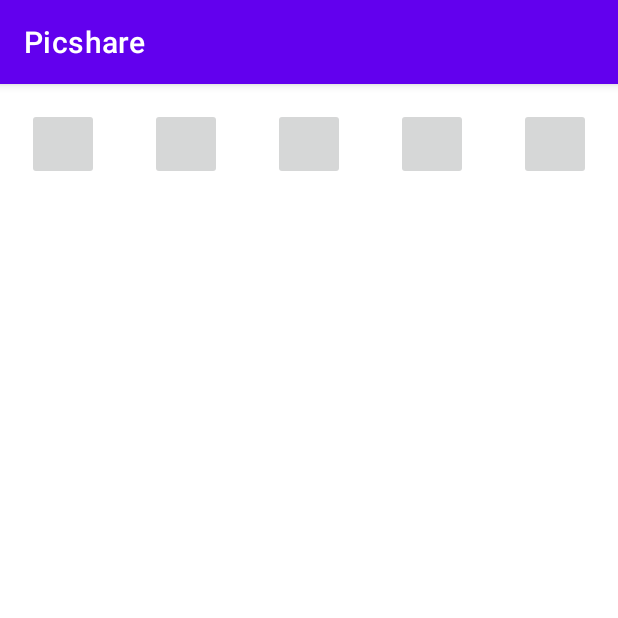
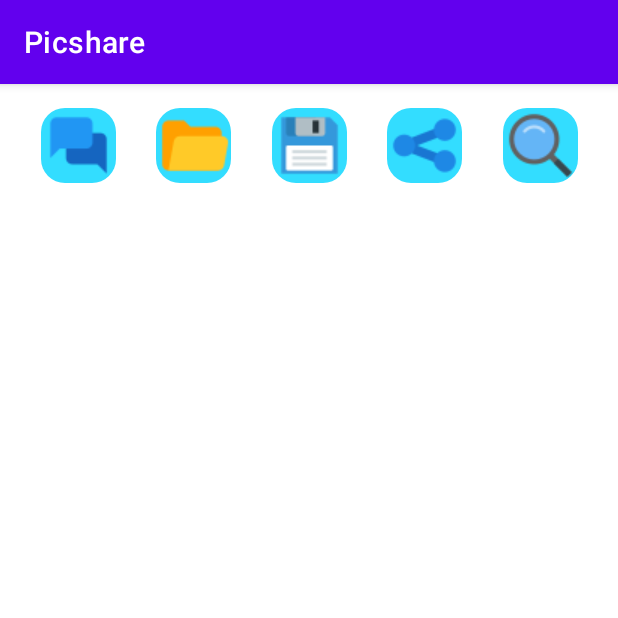
Before and after one commit to pmvs-2021/labrabota11gruppa12-picshare, an Android app: the screen it shows after launch (MainActivity), on a phone screen of 412 x 824 dp, the top half of it. Run offline under Robolectric (Android 15) with nearby library versions, the phone set to English and light mode, and no system bars.

Commit message:
icons added for main activity

```diff
--- a/Picshare/app/src/main/java/com/example/picshare/activities/MainActivity.kt
+++ b/Picshare/app/src/main/java/com/example/picshare/activities/MainActivity.kt
@@ -4,6 +4,7 @@ import android.content.Intent
 import androidx.appcompat.app.AppCompatActivity
 import android.os.Bundle
 import android.view.View
+import android.widget.Button
 import android.widget.ImageButton
 import com.example.picshare.R
 
--- /dev/null
+++ b/Picshare/app/src/main/res/drawable/roundcorners.xml
@@ -0,0 +1,5 @@
+<?xml version="1.0" encoding="utf-8"?>
+<shape xmlns:android="http://schemas.android.com/apk/res/android">
+    <solid android:color="#33DDFF" />
+    <corners android:radius="16dp" />
+</shape>
--- a/Picshare/app/src/main/res/layout/activity_main.xml
+++ b/Picshare/app/src/main/res/layout/activity_main.xml
@@ -16,86 +16,81 @@
 
         <ImageButton
             android:id="@+id/ibtSwitch"
-            android:layout_width="48dp"
-            android:layout_height="48dp"
-            android:layout_marginStart="16dp"
+            android:layout_width="wrap_content"
+            android:layout_height="wrap_content"
             android:layout_marginTop="16dp"
-            android:layout_marginEnd="16dp"
             android:layout_marginBottom="16dp"
             android:contentDescription="@string/chats"
+            android:src="@drawable/chat"
             app:layout_constraintBottom_toBottomOf="parent"
             app:layout_constraintEnd_toStartOf="@+id/ibtOpen"
             app:layout_constraintStart_toStartOf="parent"
             app:layout_constraintTop_toTopOf="parent"
-            tools:ignore="SpeakableTextPresentCheck"
-            tools:srcCompat="@android:drawable/stat_notify_chat" />
+            android:background="@drawable/roundcorners"
+            tools:ignore="SpeakableTextPresentCheck" />
 
         <ImageButton
             android:id="@+id/ibtOpen"
-            android:layout_width="48dp"
-            android:layout_height="48dp"
-            android:layout_marginStart="16dp"
+            android:layout_width="wrap_content"
+            android:layout_height="wrap_content"
             android:layout_marginTop="16dp"
-            android:layout_marginEnd="16dp"
             android:layout_marginBottom="16dp"
             android:contentDescription="@string/open"
+            android:src="@drawable/open"
             app:layout_constraintBottom_toBottomOf="parent"
             app:layout_constraintEnd_toStartOf="@+id/ibtSave"
             app:layout_constraintStart_toEndOf="@+id/ibtSwitch"
             app:layout_constraintTop_toTopOf="parent"
-            tools:ignore="SpeakableTextPresentCheck"
-            tools:srcCompat="@tools:sample/avatars" />
+            android:background="@drawable/roundcorners"
+            tools:ignore="SpeakableTextPresentCheck" />
 
         <ImageButton
             android:id="@+id/ibtSave"
-            android:layout_width="48dp"
-            android:layout_height="48dp"
-            android:layout_marginStart="16dp"
+            android:layout_width="wrap_content"
+            android:layout_height="wrap_content"
             android:layout_marginTop="16dp"
-            android:layout_marginEnd="16dp"
             android:layout_marginBottom="16dp"
             android:contentDescription="@string/save"
+            android:src="@drawable/save"
             app:layout_constraintBottom_toBottomOf="parent"
             app:layout_constraintEnd_toStartOf="@+id/ibtShare"
             app:layout_constraintStart_toEndOf="@+id/ibtOpen"
             app:layout_constraintTop_toTopOf="parent"
             app:layout_constraintVertical_bias="0.0"
-            tools:ignore="SpeakableTextPresentCheck"
-            tools:srcCompat="@android:drawable/ic_menu_save" />
+            android:background="@drawable/roundcorners"
+            tools:ignore="SpeakableTextPresentCheck" />
 
         <ImageButton
             android:id="@+id/ibtShare"
-            android:layout_width="48dp"
-            android:layout_height="48dp"
-            android:layout_marginStart="16dp"
+            android:layout_width="wrap_content"
+            android:layout_height="wrap_content"
             android:layout_marginTop="16dp"
-            android:layout_marginEnd="16dp"
             android:layout_marginBottom="16dp"
             android:contentDescription="@string/share"
+            android:src="@drawable/share"
             app:layout_constraintBottom_toBottomOf="parent"
             app:layout_constraintEnd_toStartOf="@+id/ibtSearch"
             app:layout_constraintStart_toEndOf="@+id/ibtSave"
             app:layout_constraintTop_toTopOf="parent"
             app:layout_constraintVertical_bias="1.0"
-            tools:ignore="SpeakableTextPresentCheck"
-            tools:srcCompat="@android:drawable/ic_menu_share" />
+            android:background="@drawable/roundcorners"
+            tools:ignore="SpeakableTextPresentCheck" />
 
         <ImageButton
             android:id="@+id/ibtSearch"
-            android:layout_width="48dp"
-            android:layout_height="48dp"
-            android:layout_marginStart="16dp"
+            android:layout_width="wrap_content"
+            android:layout_height="wrap_content"
             android:layout_marginTop="16dp"
-            android:layout_marginEnd="16dp"
             android:layout_marginBottom="16dp"
             android:contentDescription="@string/search"
+            android:src="@drawable/search"
             app:layout_constraintBottom_toBottomOf="parent"
             app:layout_constraintEnd_toEndOf="parent"
             app:layout_constraintStart_toEndOf="@+id/ibtShare"
             app:layout_constraintTop_toTopOf="parent"
             app:layout_constraintVertical_bias="0.0"
-            tools:ignore="SpeakableTextPresentCheck"
-            tools:srcCompat="@android:drawable/ic_menu_search" />
+            android:background="@drawable/roundcorners"
+            tools:ignore="SpeakableTextPresentCheck" />
     </androidx.constraintlayout.widget.ConstraintLayout>
 
     <!-- TODO: ВОЗМОЖНО СТОИТ ЗАМЕНИТЬ ЧЕМ-ТО БОЛЕЕ ПОДХОДЯЩИМ, ЧЕМ FRAMELAYOUT!!!-->
```
Also changed, not shown: Picshare/app/src/main/res/drawable/chat.png (added), Picshare/app/src/main/res/drawable/draw.png (added), Picshare/app/src/main/res/drawable/open.png (added), Picshare/app/src/main/res/drawable/save.png (added), Picshare/app/src/main/res/drawable/search.png (added), Picshare/app/src/main/res/drawable/share.png (added).
